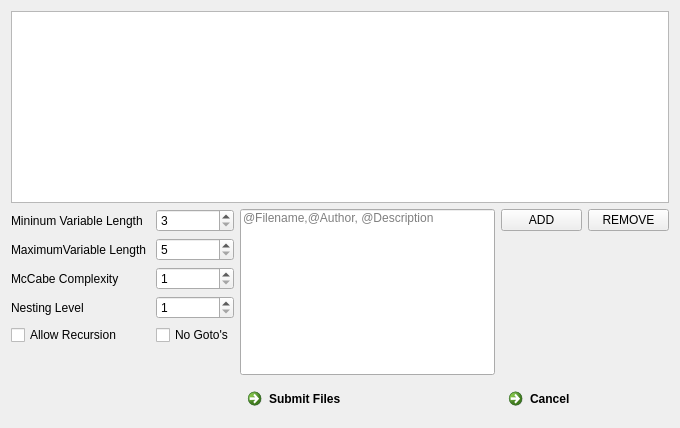
Before: the Qt Designer form plyj-master/GUI/UIFiles/FileSubmitter.ui in JLMcBride22/SourceCodeChecker, drawn with Qt 5.
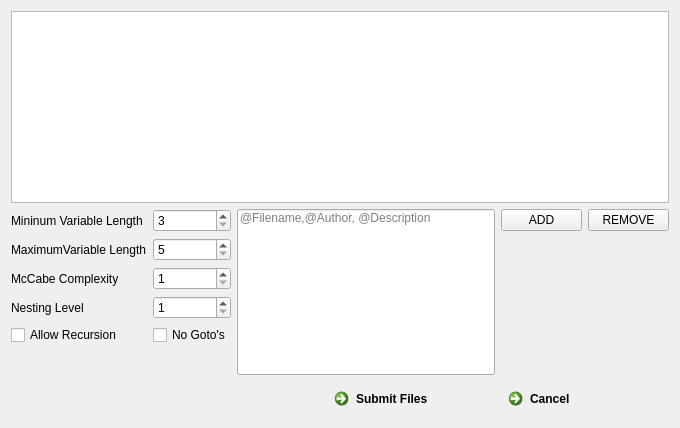
After: the same form once the commit is applied. Icons and pictures are not drawn.

Diff of the .ui file:
```diff
--- a/plyj-master/GUI/UIFiles/FileSubmitter.ui
+++ b/plyj-master/GUI/UIFiles/FileSubmitter.ui
@@ -39,14 +39,14 @@
        <item row="2" column="0">
         <widget class="QLabel" name="label_3">
          <property name="text">
-          <string>Mininum Variable Length </string>
+                                        <string>Mininum Variable Length</string>
          </property>
         </widget>
        </item>
        <item row="3" column="0">
         <widget class="QLabel" name="label">
          <property name="text">
-          <string>MaximumVariable Length </string>
+                                        <string>MaximumVariable Length</string>
          </property>
         </widget>
        </item>
@@ -123,46 +123,47 @@
        </item>
       </layout>
      </item>
-     <item row="0" column="0" colspan="4">
+                    <item row="0" column="0" colspan="5">
       <widget class="QListWidget" name="filePathList">
        <property name="resizeMode">
         <enum>QListView::Adjust</enum>
        </property>
       </widget>
      </item>
-     <item row="1" column="3">
+                    <item row="1" column="4">
       <widget class="QPushButton" name="removeButton">
        <property name="text">
         <string>REMOVE</string>
        </property>
       </widget>
      </item>
-     <item row="3" column="2" colspan="2">
-      <widget class="QCommandLinkButton" name="SubmitFileLink_2">
+                    <item row="3" column="3" colspan="2">
+                        <widget class="QCommandLinkButton" name="cancel">
        <property name="text">
         <string>Cancel</string>
        </property>
        <property name="icon">
         <iconset>
-         <normaloff>GUI/icons/red_x.png</normaloff>GUI/icons/red_x.png</iconset>
+                                    <normaloff>GUI/icons/red_x.png</normaloff>GUI/icons/red_x.png
+                                </iconset>
        </property>
       </widget>
      </item>
-     <item row="3" column="1">
-      <widget class="QCommandLinkButton" name="SubmitFileLink">
-       <property name="text">
-        <string>Submit Files</string>
-       </property>
-      </widget>
-     </item>
-     <item row="1" column="2">
+                    <item row="1" column="3">
       <widget class="QPushButton" name="addBtn">
        <property name="text">
         <string>ADD</string>
        </property>
       </widget>
      </item>
-     <item row="1" column="1" rowspan="2">
+                    <item row="3" column="2">
+                        <widget class="QCommandLinkButton" name="SubmitFileLink">
+                            <property name="text">
+                                <string>Submit Files</string>
+                            </property>
+                        </widget>
+                    </item>
+                    <item row="1" column="1" rowspan="2" colspan="2">
       <widget class="QLineEdit" name="lineEdit">
        <property name="sizePolicy">
         <sizepolicy hsizetype="Expanding" vsizetype="Expanding">
```
Lines whose indentation alone changed are shown as unchanged.
